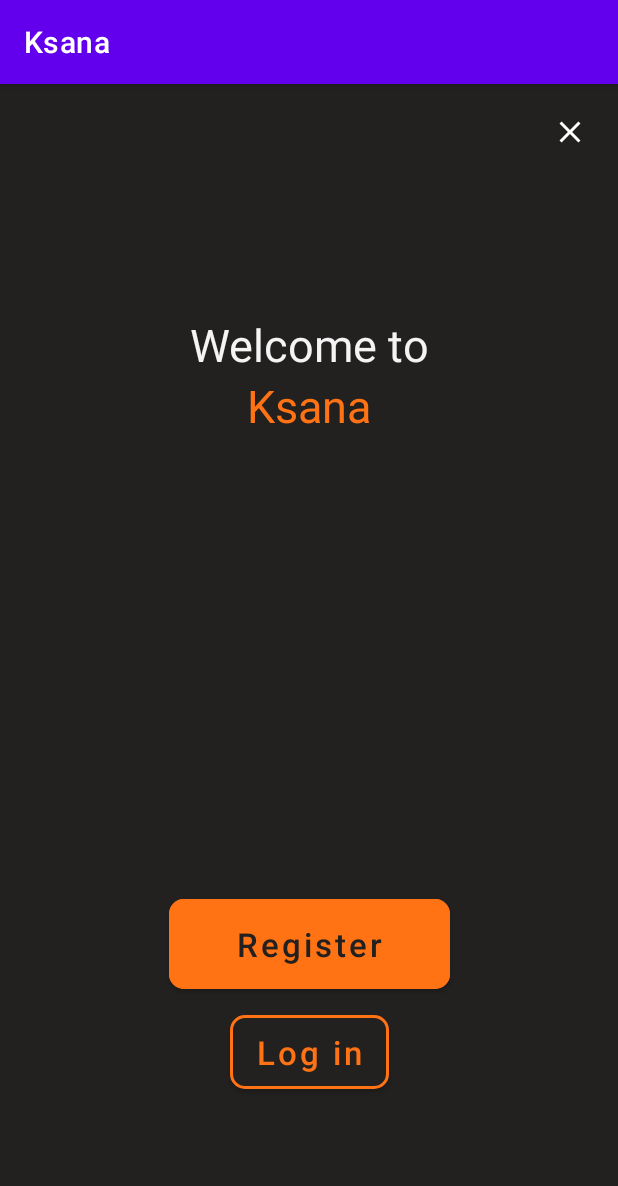
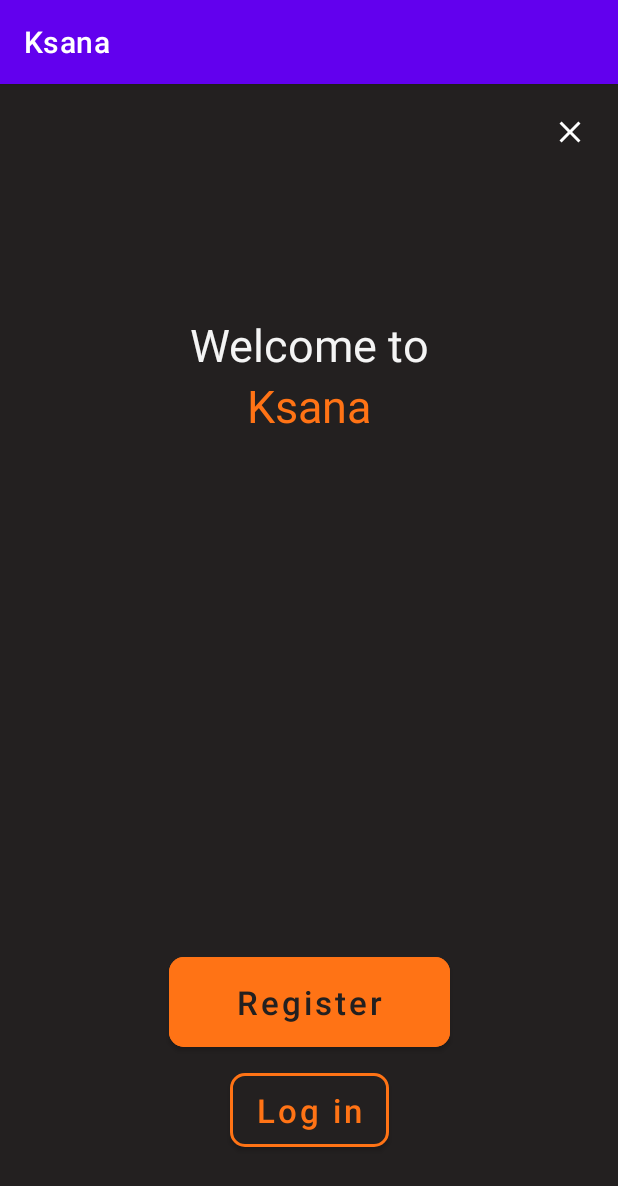
Before and after one commit to DeveloprAbhishek/Ksana, an Android app: the fragment WelcomeFragment shown on its own in the app's theme, on a phone screen of 412 x 824 dp. Shown: the top 1186 px of the screen. Run offline under Robolectric (Android 15) with nearby library versions, the phone set to English and light mode, and no system bars.

Commit message:
welcome fragment design

```diff
--- a/app/src/main/res/layout/fragment_welcome.xml
+++ b/app/src/main/res/layout/fragment_welcome.xml
@@ -50,7 +50,7 @@
         android:layout_width="wrap_content"
         android:layout_height="wrap_content"
         android:orientation="horizontal"
-        app:layout_constraintGuide_percent="0.70"/>
+        app:layout_constraintGuide_percent="0.75"/>
 
     <com.google.android.material.button.MaterialButton
         android:id="@+id/btnRegister"
```
